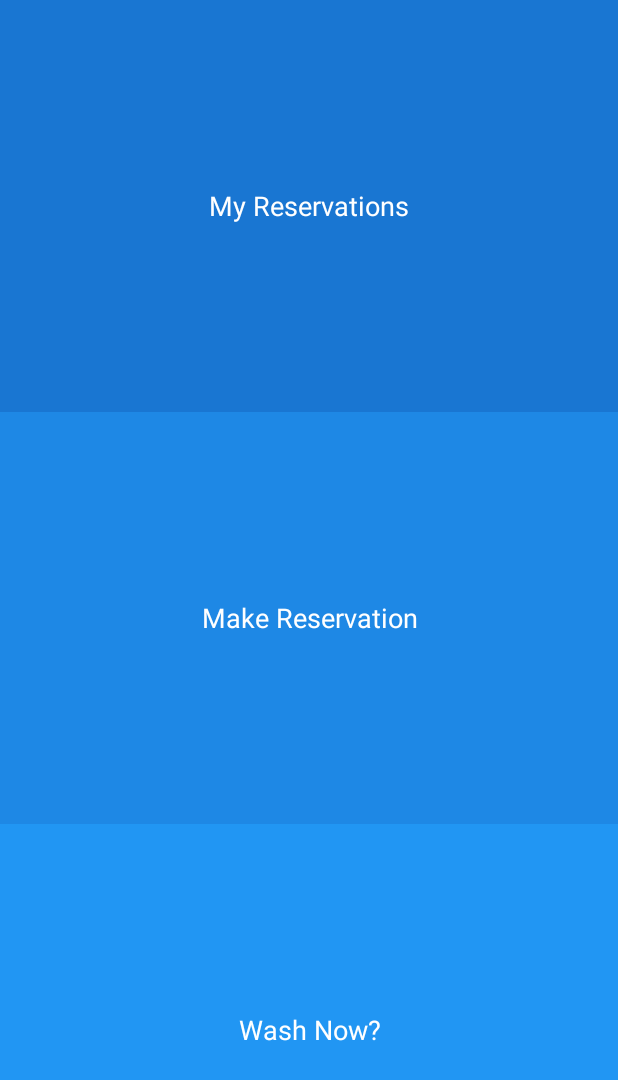
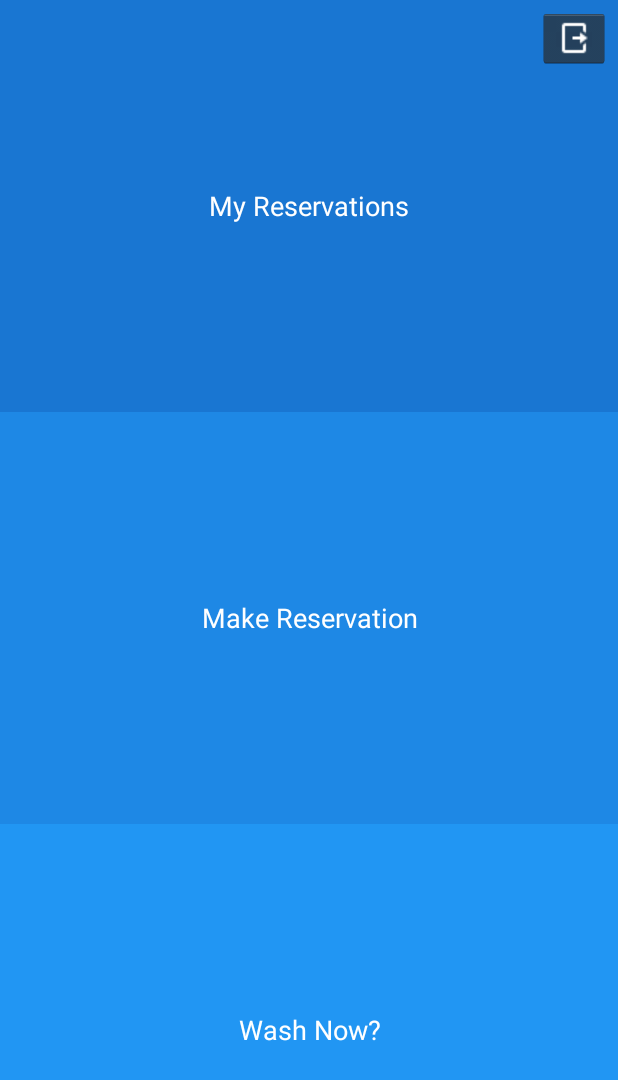
Before and after one commit to madadiaconu/EcoWash, an Android app: the MainActivity screen opened directly, with no data from a screen before it, on a phone screen of 412 x 824 dp. Shown: the top 1080 px of the screen. Run offline under Robolectric (Android 15) with nearby library versions, the phone set to English and light mode, and no system bars.

Commit message:
Implement logout functionality

```diff
--- a/EcoWash/app/src/main/java/com/myapps/ecowash/bl/ParseClient.java
+++ b/EcoWash/app/src/main/java/com/myapps/ecowash/bl/ParseClient.java
@@ -180,4 +180,8 @@ public class ParseClient {
             }
         });
     }
+
+    public void logout(){
+        ParseUser.logOut();
+    }
 }
--- a/EcoWash/app/src/main/java/com/myapps/ecowash/ui/activities/LoginActivity.java
+++ b/EcoWash/app/src/main/java/com/myapps/ecowash/ui/activities/LoginActivity.java
@@ -41,7 +41,7 @@ public class LoginActivity extends BaseActivity{
                         public void done(ParseUser user, ParseException e) {
                             hideProgress();
                             if (e == null) {
-                                goToActivity(MainActivity.class);
+                                goToActivity(MainActivity.class,true);
                             } else {
                                 if (!isFinishing()) {
                                     DialogManager.createSimpleDialog(LoginActivity.this, R.string.login_error).show();
--- a/EcoWash/app/src/main/java/com/myapps/ecowash/ui/activities/MainActivity.java
+++ b/EcoWash/app/src/main/java/com/myapps/ecowash/ui/activities/MainActivity.java
@@ -17,7 +17,7 @@ public class MainActivity extends BaseActivity {
         findViewById(R.id.myReservations).setOnClickListener(new View.OnClickListener() {
             @Override
             public void onClick(View v) {
-                goToActivity(MyReservationsActivity.class);
+                goToActivity(MyReservationsActivity.class,false);
             }
         });
 
@@ -25,7 +25,7 @@ public class MainActivity extends BaseActivity {
         findViewById(R.id.newReservation).setOnClickListener(new View.OnClickListener() {
             @Override
             public void onClick(View v) {
-                goToActivity(MakeReservationActivity.class);
+                goToActivity(MakeReservationActivity.class,false);
             }
         });
 
@@ -33,7 +33,7 @@ public class MainActivity extends BaseActivity {
         findViewById(R.id.washNow).setOnClickListener(new View.OnClickListener() {
             @Override
             public void onClick(View v) {
-                goToActivity(WashNowActivity.class);
+                goToActivity(WashNowActivity.class,false);
             }
         });
     }
--- a/EcoWash/app/src/main/res/layout/activity_main.xml
+++ b/EcoWash/app/src/main/res/layout/activity_main.xml
@@ -1,16 +1,19 @@
-<LinearLayout xmlns:android="http://schemas.android.com/apk/res/android"
-    xmlns:tools="http://schemas.android.com/tools"
+<RelativeLayout xmlns:android="http://schemas.android.com/apk/res/android"
+    android:layout_width="match_parent"
+    android:layout_height="match_parent">
+
+    <LinearLayout xmlns:tools="http://schemas.android.com/tools"
         android:layout_width="match_parent"
         android:layout_height="match_parent"
+        android:orientation="vertical"
         android:weightSum="3"
-    android:orientation="vertical"
         tools:context=".MainActivity">
 
         <RelativeLayout
             android:id="@+id/myReservations"
-        android:layout_gravity="center"
             android:layout_width="match_parent"
             android:layout_height="0dp"
+            android:layout_gravity="center"
             android:layout_weight="1"
             android:background="@color/my_reservations">
 
@@ -21,38 +24,35 @@
                 android:gravity="center"
                 android:text="@string/my_reservations"
                 android:textColor="@color/white"
-            android:textSize="@dimen/card_text"
-            />
+                android:textSize="@dimen/card_text" />
 
         </RelativeLayout>
 
         <RelativeLayout
             android:id="@+id/newReservation"
-        android:layout_gravity="center"
             android:layout_width="match_parent"
             android:layout_height="0dp"
+            android:layout_gravity="center"
             android:layout_weight="1"
-        android:background="@color/make_reservation"
-        >
+            android:background="@color/make_reservation">
 
             <TextView
                 android:layout_width="match_parent"
                 android:layout_height="match_parent"
+                android:layout_centerInParent="true"
                 android:gravity="center"
-            android:layout_centerInParent="true"
                 android:text="@string/make_reservation"
                 android:textColor="@color/white"
-            android:textSize="@dimen/card_text"/>
+                android:textSize="@dimen/card_text" />
         </RelativeLayout>
 
         <RelativeLayout
             android:id="@+id/washNow"
-        android:layout_gravity="center"
             android:layout_width="match_parent"
             android:layout_height="0dp"
+            android:layout_gravity="center"
             android:layout_weight="1"
-        android:background="@color/wash_now"
-        >
+            android:background="@color/wash_now">
 
             <TextView
                 android:layout_width="match_parent"
@@ -61,8 +61,16 @@
                 android:gravity="center"
                 android:text="@string/wash_now"
                 android:textColor="@color/white"
-            android:textSize="@dimen/card_text"
-            />
+                android:textSize="@dimen/card_text" />
         </RelativeLayout>
 
     </LinearLayout>
+
+    <ImageButton
+        android:layout_margin="5dp"
+        android:layout_width="wrap_content"
+        android:layout_height="wrap_content"
+        android:layout_alignParentRight="true"
+        android:onClick="logout"
+        android:src="@drawable/logout" />
+</RelativeLayout>
```
Also changed, not shown: EcoWash/app/src/main/java/com/myapps/ecowash/ui/activities/BaseActivity.java (+12 -1 lines), EcoWash/app/src/main/res/layout/activity_make_reservation.xml (+20 -7 lines), EcoWash/app/src/main/res/layout/activity_my_reservations.xml (+21 -7 lines), EcoWash/app/src/main/res/layout/activity_wash_now.xml (+19 -5 lines), EcoWash/app/src/main/res/drawable/logout.png. Lines whose indentation alone changed are shown as unchanged.
